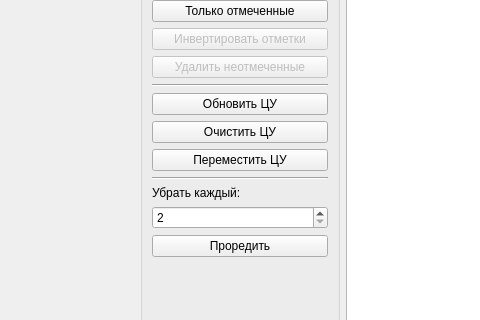
First picture: the form in gui_ANGviewer/guiFormMainAngView.ui, repository MaxxMurygin/python-ANGviewer, before the edit; both pictures show x 97 to 577 and y 81 to 401 of the 1166 by 797 pixel window.
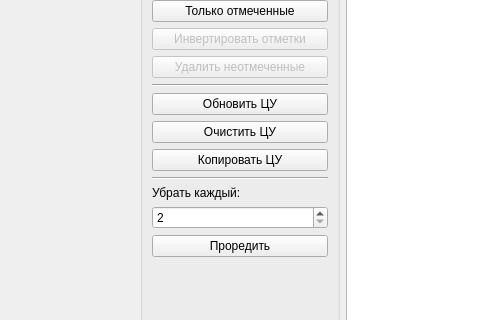
Second picture: the form after the edit. The open tabs and pages were chosen to show the change. Icons and pictures are not drawn.

Commit message: gui_v0.0.60b.1_New_Loading

What changed in the file:
```diff
--- a/gui_ANGviewer/guiFormMainAngView.ui
+++ b/gui_ANGviewer/guiFormMainAngView.ui
@@ -1519,7 +1519,7 @@
                  <item>
                   <widget class="QPushButton" name="viewButtMoveCU">
                    <property name="text">
-                    <string>Переместить ЦУ</string>
+                    <string>Копировать ЦУ</string>
                    </property>
                   </widget>
                  </item>
```
Left out of the diff: 7 changed lines with no effect on the pictures. The commit also changes 2 other files.
